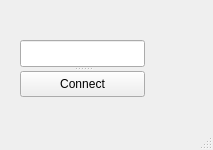
First picture: the form in kjkserial.ui, repository kjk0122/kjkQtSerial, before the edit.
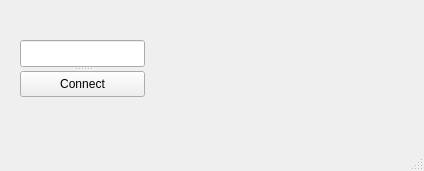
Second picture: the form after the edit.

The edit to the form file:
```diff
--- a/kjkserial.ui
+++ b/kjkserial.ui
@@ -6,8 +6,8 @@
    <rect>
     <x>0</x>
     <y>0</y>
-    <width>213</width>
-    <height>150</height>
+    <width>424</width>
+    <height>171</height>
    </rect>
   </property>
   <property name="windowTitle">
```
Left out of the diff: 2 changed lines with no effect on the pictures.
